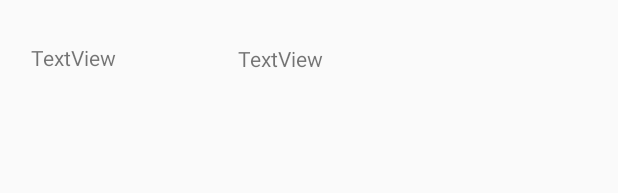
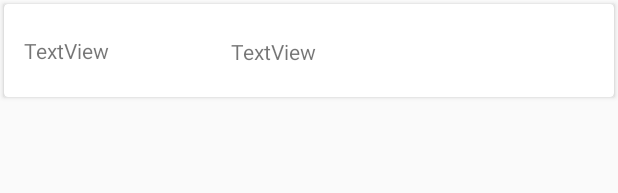
Before and after one commit to alpine12/ManajemenApp, an Android app: the layout list_item_layout_daftarpesanan.xml on its own in the app's theme, with its tools: preview values and no code run, on a phone screen of 412 x 824 dp. Shown: the top 193 px of the screen. Run offline under Robolectric (Android 15) with nearby library versions, the phone set to English and light mode, and no system bars.

```diff
--- a/app/src/main/AndroidManifest.xml
+++ b/app/src/main/AndroidManifest.xml
@@ -11,7 +11,8 @@
         android:label="@string/app_name"
         android:roundIcon="@mipmap/ic_launcher_round"
         android:supportsRtl="true"
-        android:theme="@style/AppTheme">
+        android:theme="@style/AppTheme"
+        android:usesCleartextTraffic="true">
         <activity android:name=".activity.dapur.CekBahanActivity"></activity>
         <activity android:name=".activity.dapur.MenuKoki" />
         <activity android:name=".activity.owner.OwnerActivity" />
--- /dev/null
+++ b/app/src/main/java/id/bentengbuahnaga/MangementApp/activity/pelayan/presenter/PelayanPresenter.java
@@ -0,0 +1,4 @@
+package id.bentengbuahnaga.MangementApp.activity.pelayan.presenter;
+
+public class PelayanPresenter {
+}
--- a/app/src/main/java/id/bentengbuahnaga/MangementApp/network/ApiInterface.java
+++ b/app/src/main/java/id/bentengbuahnaga/MangementApp/network/ApiInterface.java
@@ -24,6 +24,7 @@ public interface ApiInterface {
      */
     @GET("bagian_koki")
     Call<ResponseDefault> daftarPesanan(@Query("param") String param,
+                                        @Query("bagian") String bagian,
                                         @Query("kategori") String kategori);
 
     /*
--- a/app/src/main/java/id/bentengbuahnaga/MangementApp/network/InitRetrofit.java
+++ b/app/src/main/java/id/bentengbuahnaga/MangementApp/network/InitRetrofit.java
@@ -9,7 +9,7 @@ import retrofit2.Retrofit;
 import retrofit2.converter.gson.GsonConverterFactory;
 
 public class InitRetrofit {
-    private static String URL = "http://192.168.6.199/";
+    private static String URL = "http://192.168.4.102/";
     private static String BaseUrl =URL+"simcafe/api_manajemen/";
     private static String IMG_URL = URL+"simcafe/assets/img/foto_menu/";
 
--- a/app/src/main/res/layout/activity_beranda_koki.xml
+++ b/app/src/main/res/layout/activity_beranda_koki.xml
@@ -4,6 +4,7 @@
     xmlns:tools="http://schemas.android.com/tools"
     android:layout_width="match_parent"
     android:layout_height="match_parent"
+    android:padding="@dimen/_4sdp"
     tools:context=".activity.dapur.BerandaKokiActivity">
 
     <androidx.recyclerview.widget.RecyclerView
--- a/app/src/main/res/layout/list_item_layout_daftarpesanan.xml
+++ b/app/src/main/res/layout/list_item_layout_daftarpesanan.xml
@@ -1,12 +1,19 @@
 <?xml version="1.0" encoding="utf-8"?>
-<androidx.constraintlayout.widget.ConstraintLayout xmlns:android="http://schemas.android.com/apk/res/android"
+<androidx.cardview.widget.CardView xmlns:android="http://schemas.android.com/apk/res/android"
     xmlns:app="http://schemas.android.com/apk/res-auto"
-    xmlns:tools="http://schemas.android.com/tools"
     android:id="@+id/linearLayout"
     android:layout_width="match_parent"
     android:layout_height="wrap_content"
-    android:orientation="vertical"
-    android:padding="@dimen/_16sdp">
+    android:layout_margin="@dimen/_2sdp"
+    android:clickable="true"
+    android:foreground="?android:attr/selectableItemBackground"
+    android:padding="@dimen/_16sdp"
+    app:cardCornerRadius="@dimen/_2sdp">
+
+    <androidx.constraintlayout.widget.ConstraintLayout
+        android:layout_width="match_parent"
+        android:layout_height="wrap_content"
+        android:layout_margin="@dimen/_10sdp">
 
         <TextView
             android:id="@+id/tv_kodeMeja"
@@ -32,4 +39,8 @@
             app:layout_constraintEnd_toEndOf="parent"
             app:layout_constraintStart_toEndOf="@+id/tv_kodeMeja"
             app:layout_constraintTop_toTopOf="parent" />
+
     </androidx.constraintlayout.widget.ConstraintLayout>
+
+
+</androidx.cardview.widget.CardView>
```
Also changed, not shown: app/src/main/java/id/bentengbuahnaga/MangementApp/activity/dapur/DaftarMasakActivity.java (+4 -5 lines), app/src/main/java/id/bentengbuahnaga/MangementApp/activity/dapur/presenter/BerandaKokiPresenter.java (+11 -1 lines), app/src/main/java/id/bentengbuahnaga/MangementApp/activity/dapur/presenter/DaftarMasakPresenter.java (+19 -2 lines), app/src/main/res/layout/list_item_layout_daftarmasak.xml (+11 -1 lines). Lines whose indentation alone changed are shown as unchanged.
